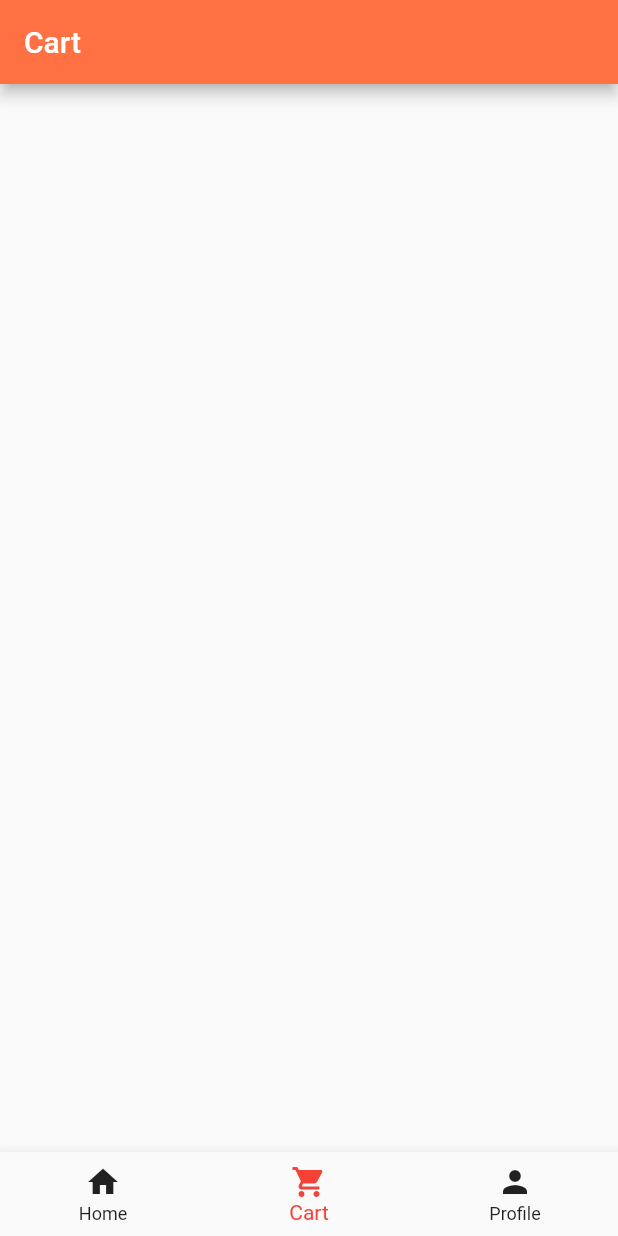
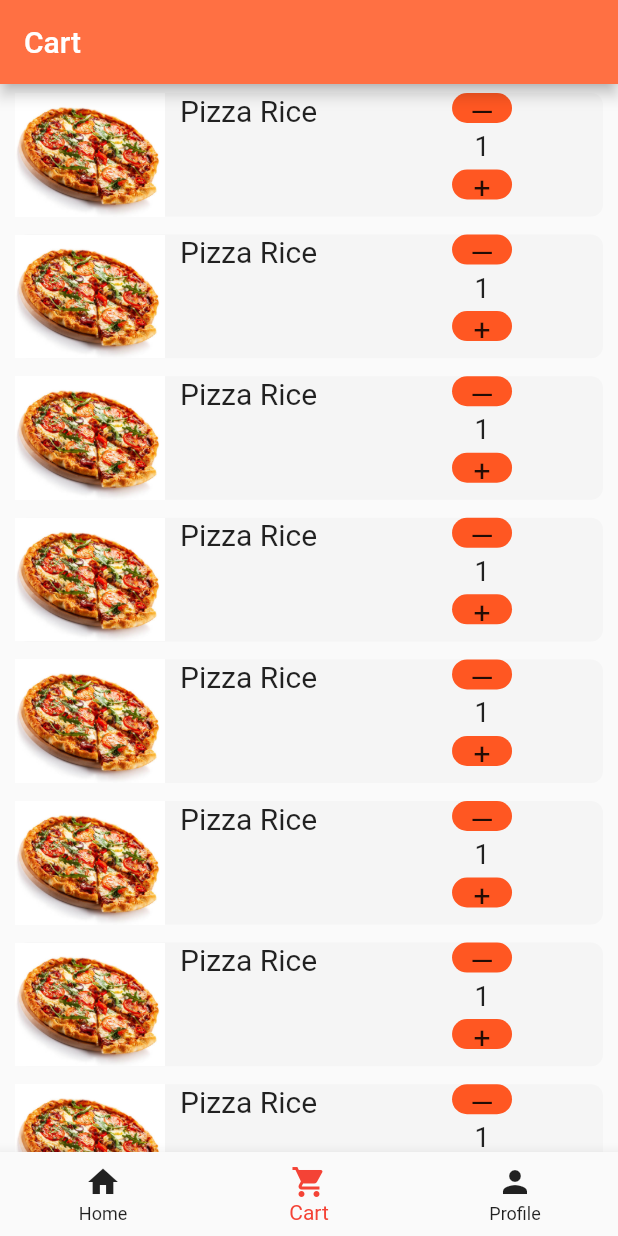
Before and after one commit to okasha1/mustah_bakery, a Flutter app: the screen it shows after launch, item 2 of the bottom bar chosen, on a phone screen of 412 x 824 dp. Run offline on Flutter 3.47's test engine with Material 2 defaults, Android fonts, the phone set to English and light mode, and no system bars; our stand-ins replace card_swiper, get.

Commit message:
initial commit

```diff
--- a/lib/screens/cart.dart
+++ b/lib/screens/cart.dart
@@ -19,8 +19,9 @@
           backgroundColor: Colors.deepOrange[400],
         ),
         body: GetBuilder<ItemsController>(builder: (itemsCart) {
-          return  ListView.builder(itemBuilder: ((context, index) {
-            return CartTile(image: itemsCart.productsList[index][image], name: name, quantity: quantity)
+          return ListView.builder(itemBuilder: ((context, index) {
+            return const CartTile(
+                image: 'assets/images/pic1', name: 'Food', quantity: 4);
           }));
         }));
   }
--- a/lib/screens/homepage.dart
+++ b/lib/screens/homepage.dart
@@ -1,7 +1,6 @@
 import 'package:card_swiper/card_swiper.dart';
 import 'package:flutter/material.dart';
 import 'package:get/get.dart';
-import 'package:mustah_bakery/models/product_model.dart';
 import 'package:mustah_bakery/screens/detail.dart';
 import 'package:mustah_bakery/widgets/black_text.dart';
 import 'package:mustah_bakery/widgets/food_list_tile.dart';
```
